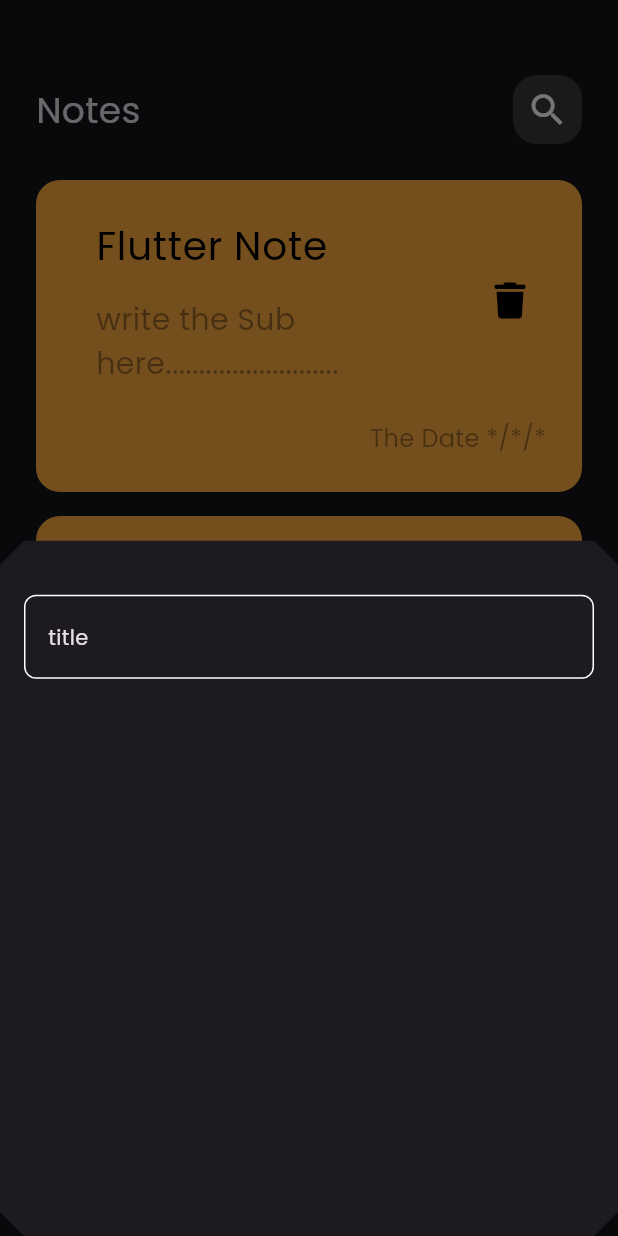
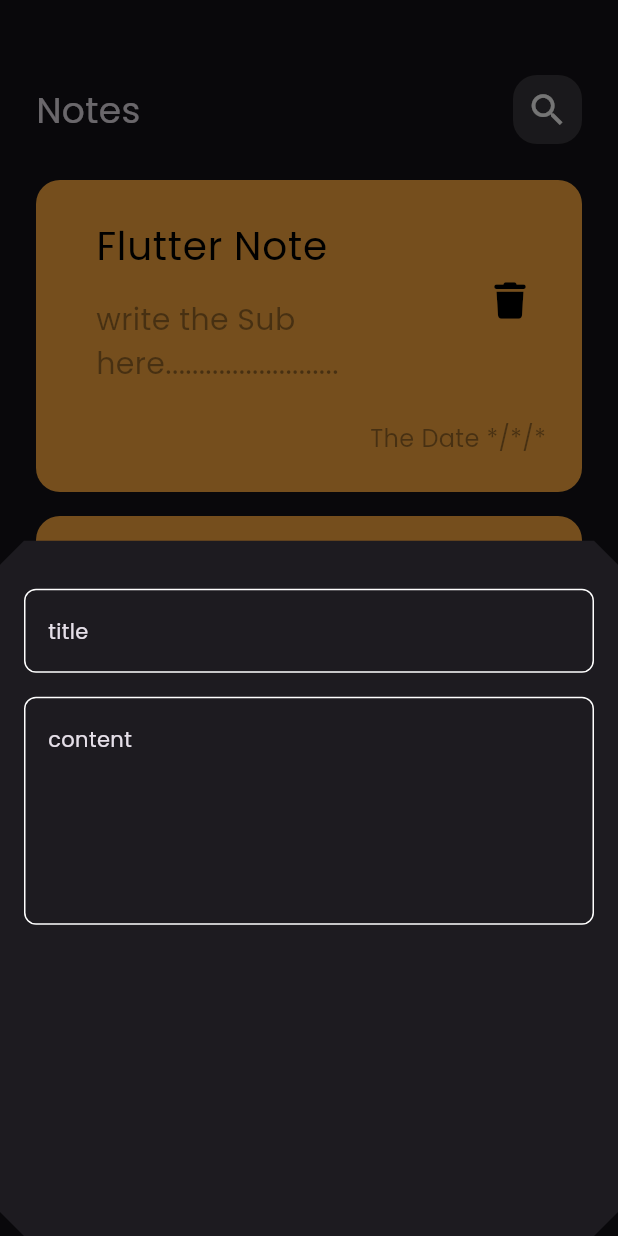
Before and after one commit to ahmedFarouk-code/notes_app, a Flutter app: the screen it shows after launch, after a tap on the "add" icon, on a phone screen of 412 x 824 dp. Run offline on Flutter 3.47's test engine with Material 3 defaults, Android fonts, the phone set to English and light mode, and no system bars; our stand-ins replace font_awesome_flutter.

Commit message:
add fields to bottom sheet

```diff
--- a/lib/widgets/add_note_bottom_sheet.dart
+++ b/lib/widgets/add_note_bottom_sheet.dart
@@ -7,8 +7,16 @@ class AddNoteBottomSheet extends StatelessWidget {
   @override
   Widget build(BuildContext context) {
     return Padding(
-      padding: const EdgeInsets.only(top: 36, right: 16, left: 16),
-      child: Column(children: [CustomTextFiled()]),
+      padding: const EdgeInsets.symmetric(horizontal: 16),
+      child: const Column(
+        children: [
+          SizedBox(height: 32),
+          CustomTextFiled(hint: 'title'),
+
+          SizedBox(height: 16),
+          CustomTextFiled(hint: 'content', maxLines: 5),
+        ],
+      ),
     );
   }
 }
--- a/lib/widgets/custom_text_filed.dart
+++ b/lib/widgets/custom_text_filed.dart
@@ -2,14 +2,18 @@ import 'package:flutter/material.dart';
 import 'package:notes_app/constants.dart';
 
 class CustomTextFiled extends StatelessWidget {
-  const CustomTextFiled({super.key});
+  const CustomTextFiled({super.key, required this.hint, this.maxLines = 1});
+
+  final String hint;
+  final int maxLines;
 
   @override
   Widget build(BuildContext context) {
     return TextField(
       cursorColor: kPrimaryColor,
+      maxLines: maxLines,
       decoration: InputDecoration(
-        hint: Text('title'),
+        hint: Text(hint),
         border: builderBorder(),
         enabledBorder: builderBorder(),
         focusedBorder: builderBorder(kPrimaryColor),
```
